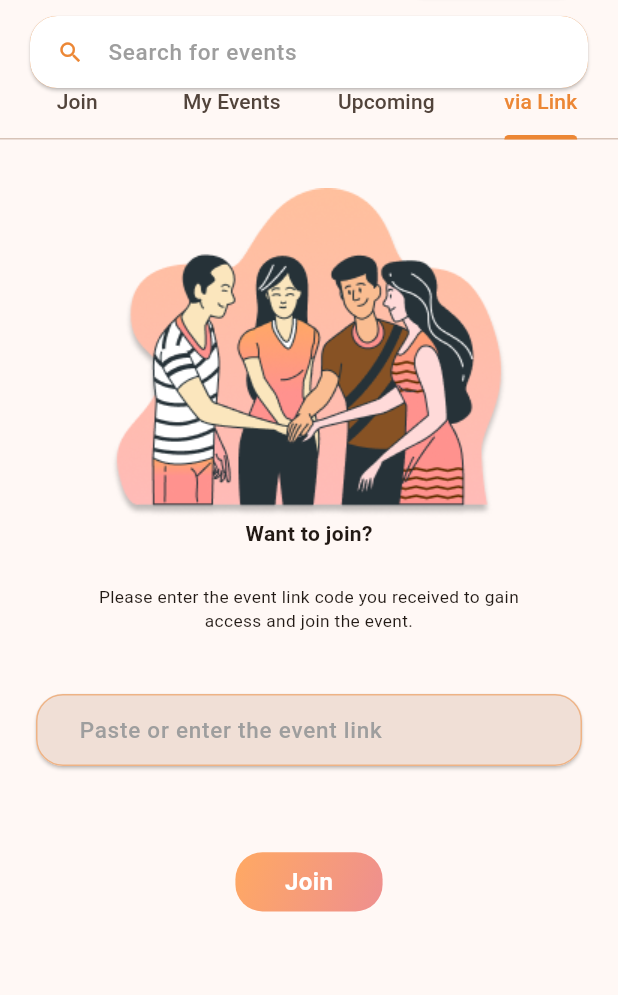
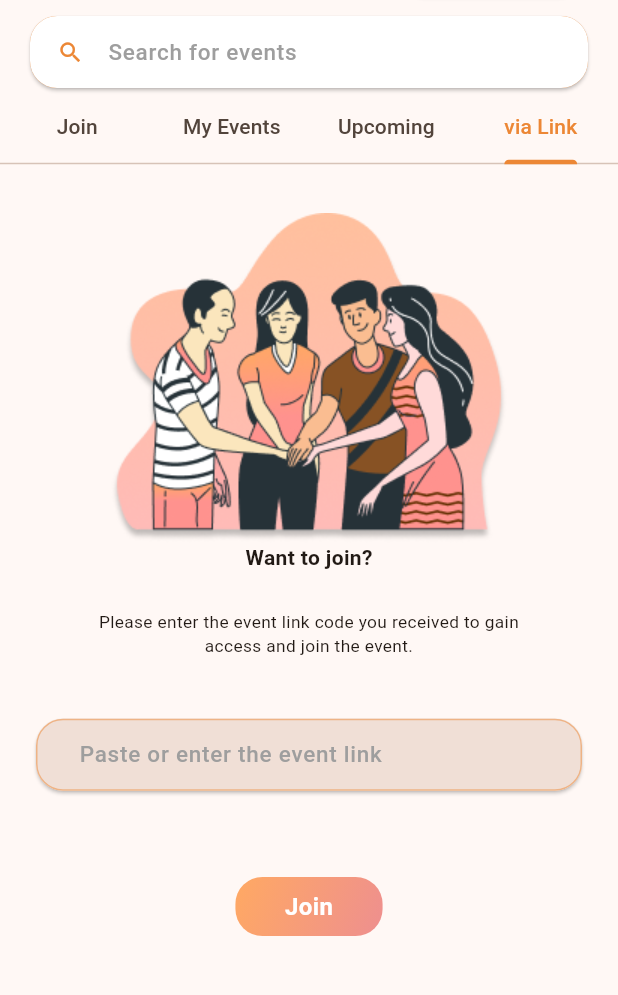
Before and after one commit to SrijanSamridh/eChirp-Mobile-Application, a Flutter app: the EventsScreen screen opened by its route, tab 4 chosen, on a phone screen of 412 x 824 dp, the part 83-1078 px from its top. Run offline on Flutter 3.47's test engine with Material 3 defaults, Android fonts, the phone set to English and light mode, and no system bars; our stand-ins replace awesome_notifications, badges, dotted_border, dotted_line, file_picker, firebase_auth and 7 more; accounts and stored records are empty; network calls fail; statements that could not run were skipped.

Commit message:
some improvements

```diff
--- a/lib/components/custom_app_bar.dart
+++ b/lib/components/custom_app_bar.dart
@@ -48,24 +48,24 @@
                   ElevatedButton(
                     style: ButtonStyle(
                         foregroundColor:
-                            MaterialStateProperty.all(Colors.white),
-                        backgroundColor: MaterialStateProperty.all(
+                            WidgetStateProperty.all(Colors.white),
+                        backgroundColor: WidgetStateProperty.all(
                             GlobalVariables.kPrimaryColor),
-                        textStyle: MaterialStatePropertyAll(
+                        textStyle: WidgetStatePropertyAll(
                           TextStyle(
                               fontSize: size.height * 0.012,
                               fontWeight: FontWeight.bold),
                         ),
                         iconSize:
-                            MaterialStateProperty.all(size.height * 0.02)),
+                        WidgetStateProperty.all(size.height * 0.02)),
                     onPressed: onPressed,
                     child: Row(
                       children: [
-                        Icon(Icons.add),
-                        SizedBox(width: 8.0),
+                        const Icon(Icons.add),
+                        const SizedBox(width: 8.0),
                         showGroup
-                        ? Text('Create Group')
-                        : Text('Create Event'),
+                        ? const Text('Create Group')
+                        : const Text('Create Event'),
                       ],
                     ),
                   ),
--- a/lib/screens/auth/auth.dart
+++ b/lib/screens/auth/auth.dart
@@ -518,7 +518,7 @@
         ClipRRect(
             borderRadius: BorderRadius.circular(50),
             child: Image.asset(
-              "assets/icons/instagram.png",
+              "assets/icons/instagram2.png",
               height: 48,
             )),
         ClipRRect(
--- a/lib/screens/events/components/join_section_card.dart
+++ b/lib/screens/events/components/join_section_card.dart
@@ -52,8 +52,9 @@
             borderRadius: BorderRadius.circular(30.0),
             child: Image(
               image: AssetImage(imgUrl),
+              height: size.height * 0.3,
+              width: size.width,
               fit: BoxFit.fitWidth,
-              height: size.height * 0.3,
             ),
           ),
           Align(
--- a/lib/screens/events/events.dart
+++ b/lib/screens/events/events.dart
@@ -35,7 +35,7 @@
       length: 4,
       child: Scaffold(
         appBar: PreferredSize(
-          preferredSize: Size.fromHeight(size.height * 0.18),
+          preferredSize: Size.fromHeight(size.height * 0.20),
           child: CustomAppBar(
             size: size,
             showCreate: true,
--- a/lib/screens/group/group.dart
+++ b/lib/screens/group/group.dart
@@ -46,7 +46,7 @@
       length: 3,
       child: Scaffold(
         appBar: PreferredSize(
-          preferredSize: Size.fromHeight(size.height * 0.18),
+          preferredSize: Size.fromHeight(size.height * 0.20),
           child: CustomAppBar(
             size: size,
             title: 'Groups',
--- a/lib/screens/home/home.dart
+++ b/lib/screens/home/home.dart
@@ -24,6 +24,7 @@
 
 class _HomeScreenState extends State<HomeScreen> {
   final UserProvider _userProvider = UserProvider();
+  final FriendProvider _friendProvider = FriendProvider();
 
   Future<void> _initProfileData(String id) async {
     await _userProvider.fetchUserData(id, true);
@@ -35,6 +36,7 @@
   void initState() {
     super.initState();
     getUsername();
+    _friendProvider.fetchPotentialFriends();
   }
 
   Future<void> getUsername() async {
```
Also changed, not shown: lib/API/provider/group_provider.dart (+5 -5 lines), lib/screens/group/components/group_tile.dart (+10 -7 lines), pubspec.lock, 1 other file.
